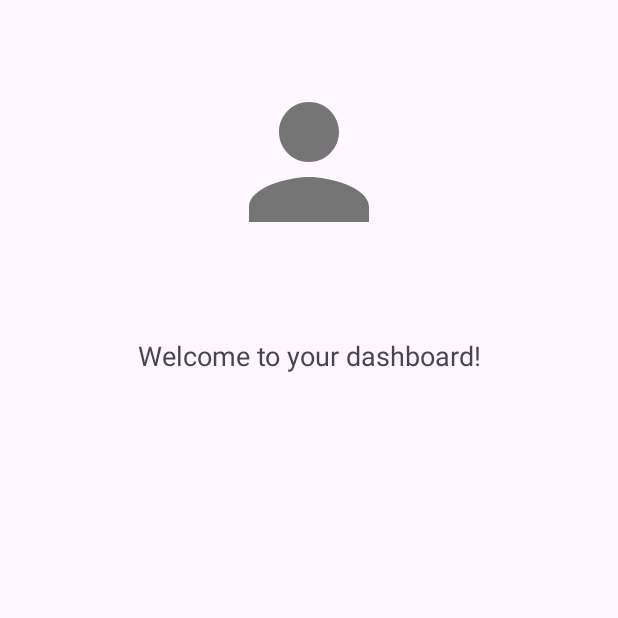
After one commit to Sadatul/MindTrace, an Android app: the DashboardActivity screen opened directly, with no data from a screen before it, on a phone screen of 412 x 824 dp, the top half of it. The commit adds this screen. Run offline under Robolectric (Android 15) with nearby library versions, the phone set to English and light mode, and no system bars; our stand-ins replace Firebase (no records; nobody signed in at launch, a user with empty details on screens opened directly); pictures from the network do not load.

Commit message:
firebase dashboard added

```diff
--- a/frontend/app/build.gradle.kts
+++ b/frontend/app/build.gradle.kts
@@ -41,12 +41,14 @@ dependencies {
     implementation("com.google.firebase:firebase-auth")
     implementation("com.google.firebase:firebase-analytics")
     implementation("com.google.android.gms:play-services-auth:21.0.0")
+    implementation("com.github.bumptech.glide:glide:4.16.0")
 
     implementation(libs.androidx.core.ktx)
     implementation(libs.androidx.appcompat)
     implementation(libs.material)
     implementation(libs.androidx.activity)
     implementation(libs.androidx.constraintlayout)
+    implementation(libs.firebase.auth.ktx)
     testImplementation(libs.junit)
     androidTestImplementation(libs.androidx.junit)
     androidTestImplementation(libs.androidx.espresso.core)
--- a/frontend/app/src/main/AndroidManifest.xml
+++ b/frontend/app/src/main/AndroidManifest.xml
@@ -35,6 +35,7 @@
         <activity android:name=".DashboardCaregiverActivity" />
         <activity android:name=".DashboardPatientActivity" />
         <activity android:name=".FirebaseSignupActivity" />
+        <activity android:name=".DashboardActivity" />
 
     </application>
 
--- /dev/null
+++ b/frontend/app/src/main/java/com/example/myapplication/DashboardActivity.kt
@@ -0,0 +1,45 @@
+package com.example.myapplication
+
+import android.os.Bundle
+import android.widget.ImageView
+import android.widget.TextView
+import androidx.appcompat.app.AppCompatActivity
+import com.bumptech.glide.Glide
+import com.google.firebase.auth.FirebaseAuth
+import com.google.firebase.auth.ktx.auth
+import com.google.firebase.ktx.Firebase
+
+class DashboardActivity : AppCompatActivity() {
+    private lateinit var userNameTextView: TextView
+    private lateinit var profileImageView: ImageView
+    private lateinit var auth: FirebaseAuth
+
+    override fun onCreate(savedInstanceState: Bundle?) {
+        super.onCreate(savedInstanceState)
+        setContentView(R.layout.activity_dashboard)
+
+        // Initialize views
+        userNameTextView = findViewById(R.id.userNameTextView)
+        profileImageView = findViewById(R.id.profileImageView)
+        auth = Firebase.auth
+
+        // Get current user
+        val user = auth.currentUser
+        user?.let { firebaseUser ->
+            // Set user name
+            userNameTextView.text = firebaseUser.displayName ?: "Anonymous"
+
+            // Load profile picture
+            firebaseUser.photoUrl?.let { photoUrl ->
+                Glide.with(this)
+                    .load(photoUrl)
+                    .circleCrop()
+                    .placeholder(R.drawable.default_profile)
+                    .into(profileImageView)
+            } ?: run {
+                // Set default profile picture if no photo URL exists
+                profileImageView.setImageResource(R.drawable.default_profile)
+            }
+        }
+    }
+}
--- a/frontend/app/src/main/java/com/example/myapplication/FirebaseSignupActivity.kt
+++ b/frontend/app/src/main/java/com/example/myapplication/FirebaseSignupActivity.kt
@@ -71,13 +71,10 @@ class FirebaseSignupActivity : AppCompatActivity() {
         auth.signInWithCredential(credential)
             .addOnCompleteListener(this) { task ->
                 if (task.isSuccessful) {
-                    // Sign in success
-                    Toast.makeText(
-                        this,
-                        "Sign in successful!",
-                        Toast.LENGTH_SHORT
-                    ).show()
-                    finish()
+                    // Sign in success, go to dashboard
+                    val intent = Intent(this, DashboardActivity::class.java)
+                    startActivity(intent)
+                    finish() // Close this activity
                 } else {
                     // If sign in fails, display a message to the user.
                     Toast.makeText(
--- /dev/null
+++ b/frontend/app/src/main/res/drawable/default_profile.xml
@@ -0,0 +1,10 @@
+<?xml version="1.0" encoding="utf-8"?>
+<vector xmlns:android="http://schemas.android.com/apk/res/android"
+    android:width="24dp"
+    android:height="24dp"
+    android:viewportWidth="24"
+    android:viewportHeight="24">
+    <path
+        android:fillColor="#757575"
+        android:pathData="M12,12c2.21,0 4,-1.79 4,-4s-1.79,-4 -4,-4 -4,1.79 -4,4 1.79,4 4,4zM12,14c-2.67,0 -8,1.34 -8,4v2h16v-2c0,-2.66 -5.33,-4 -8,-4z"/>
+</vector>
--- /dev/null
+++ b/frontend/app/src/main/res/layout/activity_dashboard.xml
@@ -0,0 +1,40 @@
+<?xml version="1.0" encoding="utf-8"?>
+<androidx.constraintlayout.widget.ConstraintLayout xmlns:android="http://schemas.android.com/apk/res/android"
+    xmlns:app="http://schemas.android.com/apk/res-auto"
+    android:layout_width="match_parent"
+    android:layout_height="match_parent"
+    android:padding="16dp">
+
+    <ImageView
+        android:id="@+id/profileImageView"
+        android:layout_width="120dp"
+        android:layout_height="120dp"
+        android:layout_marginTop="32dp"
+        android:contentDescription="Profile picture"
+        app:layout_constraintEnd_toEndOf="parent"
+        app:layout_constraintStart_toStartOf="parent"
+        app:layout_constraintTop_toTopOf="parent" />
+
+    <TextView
+        android:id="@+id/userNameTextView"
+        android:layout_width="wrap_content"
+        android:layout_height="wrap_content"
+        android:layout_marginTop="16dp"
+        android:textSize="24sp"
+        android:textStyle="bold"
+        app:layout_constraintEnd_toEndOf="parent"
+        app:layout_constraintStart_toStartOf="parent"
+        app:layout_constraintTop_toBottomOf="@id/profileImageView" />
+
+    <TextView
+        android:id="@+id/welcomeTextView"
+        android:layout_width="wrap_content"
+        android:layout_height="wrap_content"
+        android:layout_marginTop="8dp"
+        android:text="Welcome to your dashboard!"
+        android:textSize="18sp"
+        app:layout_constraintEnd_toEndOf="parent"
+        app:layout_constraintStart_toStartOf="parent"
+        app:layout_constraintTop_toBottomOf="@id/userNameTextView" />
+
+</androidx.constraintlayout.widget.ConstraintLayout>
--- a/frontend/gradle/libs.versions.toml
+++ b/frontend/gradle/libs.versions.toml
@@ -9,6 +9,7 @@ appcompat = "1.7.0"
 material = "1.12.0"
 activity = "1.10.1"
 constraintlayout = "2.2.1"
+firebaseAuthKtx = "23.2.1"
 
 [libraries]
 androidx-core-ktx = { group = "androidx.core", name = "core-ktx", version.ref = "coreKtx" }
@@ -19,6 +20,7 @@ androidx-appcompat = { group = "androidx.appcompat", name = "appcompat", version
 material = { group = "com.google.android.material", name = "material", version.ref = "material" }
 androidx-activity = { group = "androidx.activity", name = "activity", version.ref = "activity" }
 androidx-constraintlayout = { group = "androidx.constraintlayout", name = "constraintlayout", version.ref = "constraintlayout" }
+firebase-auth-ktx = { group = "com.google.firebase", name = "firebase-auth-ktx", version.ref = "firebaseAuthKtx" }
 
 [plugins]
 android-application = { id = "com.android.application", version.ref = "agp" }
```
Also changed, not shown: 1 other file.
